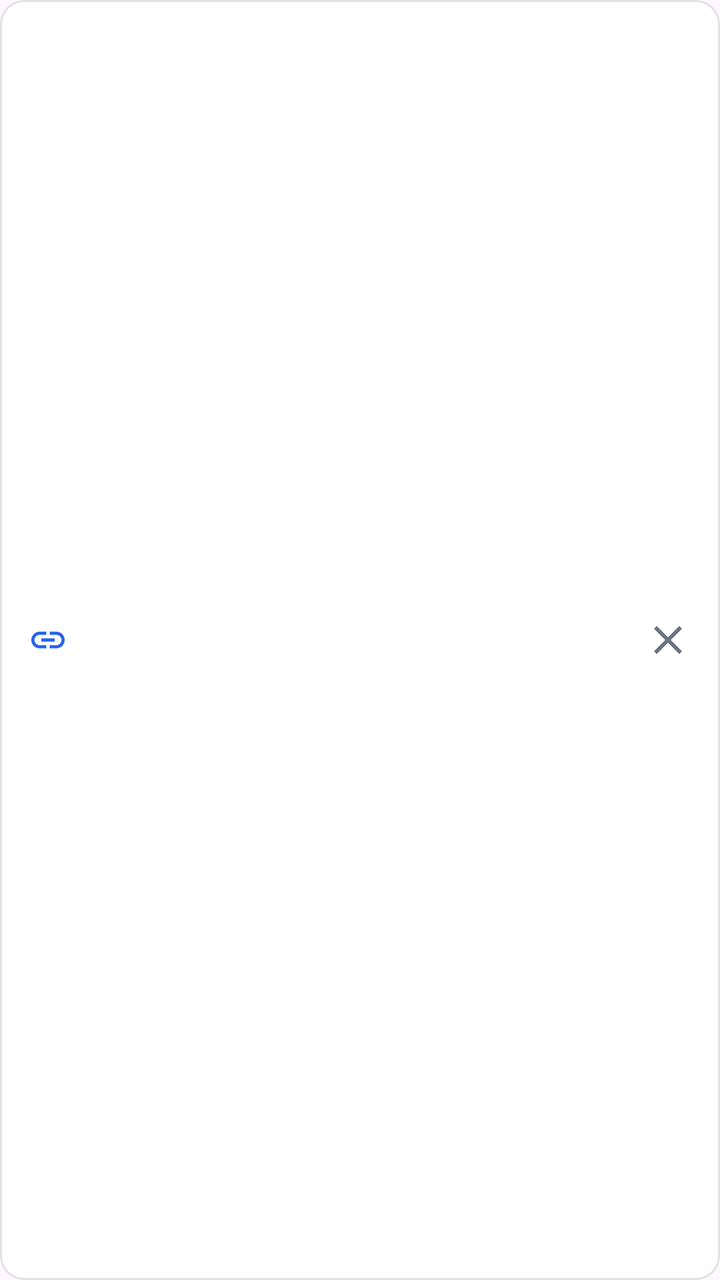
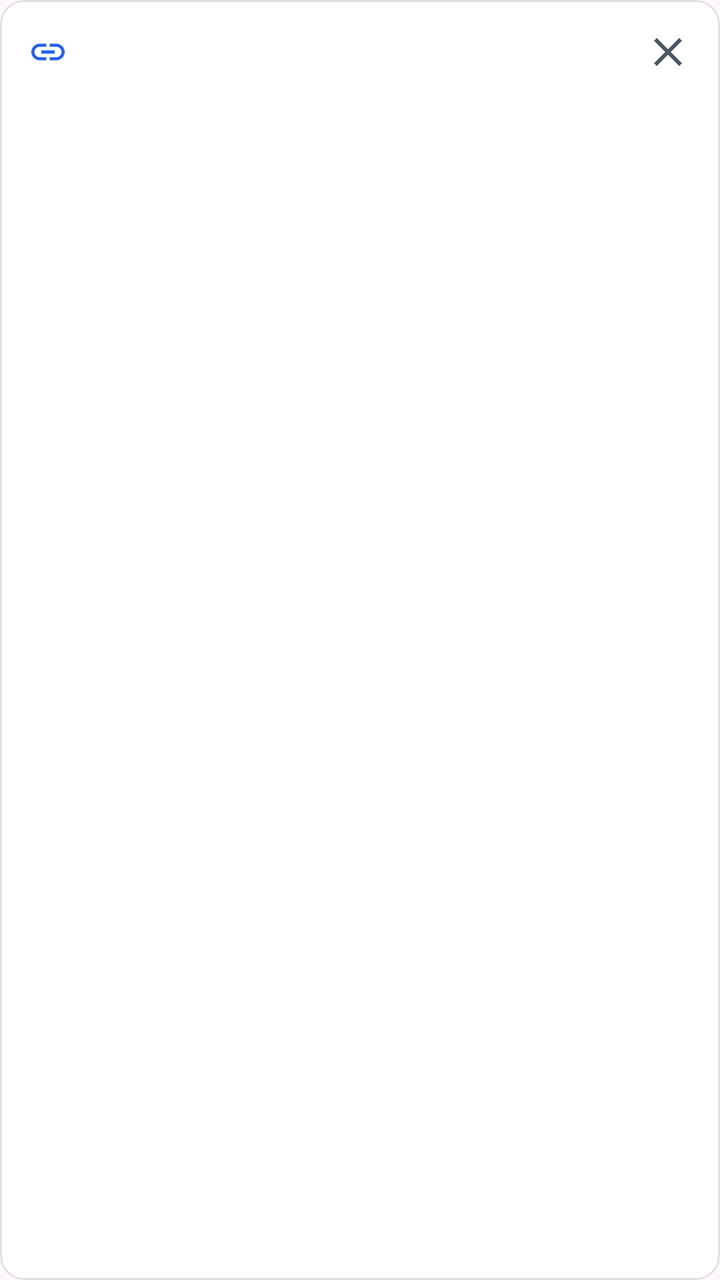

An Android layout rendered at two revisions. The XML below is the earlier revision; the diff shows what the commit changed to produce the second picture.
<!-- AndroidManifest.xml: application theme Theme.MyApplication -->
<!-- res/layout/item_profile_link.xml -->
<?xml version="1.0" encoding="utf-8"?>
<com.google.android.material.card.MaterialCardView xmlns:android="http://schemas.android.com/apk/res/android"
    xmlns:app="http://schemas.android.com/apk/res-auto"
    android:layout_width="match_parent"
    android:layout_height="52dp"
    android:layout_marginBottom="8dp"
    android:clickable="true"
    android:focusable="true"
    android:foreground="?attr/selectableItemBackground"
    app:cardBackgroundColor="@color/app_surface"
    app:cardCornerRadius="12dp"
    app:cardElevation="0dp"
    app:strokeColor="@color/app_border"
    app:strokeWidth="1dp">

    <LinearLayout
        android:layout_width="match_parent"
        android:layout_height="match_parent"
        android:gravity="center_vertical"
        android:orientation="horizontal"
        android:paddingStart="14dp"
        android:paddingEnd="2dp">

        <ImageView
            android:layout_width="20dp"
            android:layout_height="20dp"
            android:src="@drawable/ic_link"
            app:tint="@color/app_primary"
            android:contentDescription="Profile Link" />

        <TextView
            android:id="@+id/tvProfileLinkUrl"
            android:layout_width="0dp"
            android:layout_height="wrap_content"
            android:layout_marginStart="10dp"
            android:layout_marginEnd="4dp"
            android:layout_weight="1"
            android:ellipsize="middle"
            android:singleLine="true"
            android:textColor="@color/app_text_primary"
            android:textSize="13sp" />

        <ImageView
            android:id="@+id/btnRemoveLink"
            android:layout_width="48dp"
            android:layout_height="48dp"
            android:background="?attr/selectableItemBackgroundBorderless"
            android:contentDescription="Remove link"
            android:padding="12dp"
            android:src="@drawable/ic_close"
            app:tint="@color/app_text_muted" />

    </LinearLayout>

</com.google.android.material.card.MaterialCardView>
<!-- resources referenced by this layout -->
<resources>
  <color name="app_border">#1E000000</color>
  <color name="app_primary">#2563EB</color>
  <color name="app_surface">#FFFFFF</color>
  <color name="app_text_muted">#6B7280</color>
  <color name="app_text_primary">#111827</color>
  <!-- drawable ic_close (drawable) -->
  <vector xmlns:android="http://schemas.android.com/apk/res/android"
      android:width="20dp"
      android:height="20dp"
      android:viewportWidth="24"
      android:viewportHeight="24">
      <path
          android:fillColor="?attr/colorControlNormal"
          android:pathData="M19,6.41L17.59,5 12,10.59 6.41,5 5,6.41 10.59,12 5,17.59 6.41,19 12,13.41 17.59,19 19,17.59 13.41,12z" />
  </vector>
  <!-- drawable ic_link (drawable) -->
  <vector xmlns:android="http://schemas.android.com/apk/res/android"
      android:width="24dp"
      android:height="24dp"
      android:viewportWidth="24"
      android:viewportHeight="24">
      <path
          android:fillColor="#64748B"
          android:pathData="M3.9,12c0,-1.71 1.39,-3.1 3.1,-3.1h4V7H7c-2.76,0 -5,2.24 -5,5s2.24,5 5,5h4v-1.9H7c-1.71,0 -3.1,-1.39 -3.1,-3.1zM8,13h8v-2H8v2zm9,-6h-4v1.9h4c1.71,0 3.1,1.39 3.1,3.1s-1.39,3.1 -3.1,3.1h-4V17h4c2.76,0 5,-2.24 5,-5s-2.24,-5 -5,-5z" />
  </vector>
  <style name="Theme.MyApplication" parent="Theme.Material3.DayNight.NoActionBar">
          <item name="colorPrimary">@color/app_primary</item>
          <item name="colorOnPrimary">#FFFFFF</item>
          <item name="colorPrimaryContainer">@color/app_primary_container</item>
          <item name="colorOnPrimaryContainer">#1D4ED8</item>
          <item name="colorSecondary">#475569</item>
          <item name="colorSecondaryContainer">@color/chip_bg_color</item>
          <item name="colorOnSecondaryContainer">@color/chip_text_color</item>
          <item name="colorSurface">@color/app_surface</item>
          <item name="colorOnSurface">@color/app_text_primary</item>
          <item name="colorSurfaceVariant">@color/chip_bg_color</item>
          <item name="colorOnSurfaceVariant">@color/app_text_muted</item>
          <item name="colorOutline">@color/chip_stroke_color</item>
          <item name="colorOutlineVariant">@color/app_border</item>
          <item name="android:statusBarColor">@color/app_background</item>
          <item name="android:windowLightStatusBar">true</item>
          <item name="colorTertiary">@color/app_primary</item>
          <item name="colorTertiaryContainer">@color/chip_bg_color</item>
          <item name="colorOnTertiaryContainer">@color/chip_text_color</item>
          <item name="chipStyle">@style/Widget.App.SkillChip</item>
          <item name="bottomSheetDialogTheme">@style/AppBottomSheetDialogTheme</item>
      </style>
  <color name="app_primary_container">#1A2563EB</color>
  <color name="chip_bg_color">#F0F4F8</color>
  <color name="chip_text_color">#0F172A</color>
  <color name="chip_stroke_color">#CBD5E1</color>
  <color name="app_background">#F4F5F7</color>
  <style name="Widget.App.SkillChip" parent="Widget.Material3.Chip.Assist">
          <item name="chipBackgroundColor">@color/chip_bg_color</item>
          <item name="chipStrokeColor">@color/chip_stroke_color</item>
          <item name="chipStrokeWidth">1dp</item>
          <item name="chipCornerRadius">8dp</item>
          <item name="android:textColor">@color/chip_text_color</item>
          <item name="closeIconTint">@color/chip_close_icon_tint</item>
      </style>
  <style name="AppBottomSheetDialogTheme" parent="Theme.Material3.DayNight.BottomSheetDialog">
          <item name="colorSurfaceContainerLow">@color/app_surface</item>
          <item name="bottomSheetStyle">@style/AppModalBottomSheet</item>
      </style>
  <color name="chip_close_icon_tint">#64748B</color>
  <style name="AppModalBottomSheet" parent="Widget.Material3.BottomSheet.Modal">
          <item name="backgroundTint">@color/app_surface</item>
      </style>
</resources>

<!-- the commit's change to res/layout/item_profile_link.xml (unified diff, before → after) -->
@@ -1,8 +1,10 @@
 <?xml version="1.0" encoding="utf-8"?>
 <com.google.android.material.card.MaterialCardView xmlns:android="http://schemas.android.com/apk/res/android"
     xmlns:app="http://schemas.android.com/apk/res-auto"
+    xmlns:tools="http://schemas.android.com/tools"
     android:layout_width="match_parent"
-    android:layout_height="52dp"
+    android:layout_height="wrap_content"
+    android:minHeight="52dp"
     android:layout_marginBottom="8dp"
     android:clickable="true"
     android:focusable="true"
@@ -11,22 +13,26 @@
     app:cardCornerRadius="12dp"
     app:cardElevation="0dp"
     app:strokeColor="@color/app_border"
-    app:strokeWidth="1dp">
+    app:strokeWidth="1dp"
+    tools:ignore="SystemUIOverlay,VisualLintBounds,VisualLintOverlap,VisualLintSystemUi,VisualLintSystemUI,VisualLintSystemWindowInsets">
 
     <LinearLayout
         android:layout_width="match_parent"
-        android:layout_height="match_parent"
+        android:layout_height="wrap_content"
+        android:minHeight="52dp"
         android:gravity="center_vertical"
         android:orientation="horizontal"
         android:paddingStart="14dp"
-        android:paddingEnd="2dp">
+        android:paddingEnd="2dp"
+        tools:ignore="SystemUIOverlay,VisualLintBounds,VisualLintOverlap,VisualLintSystemUi,VisualLintSystemUI,VisualLintSystemWindowInsets">
 
         <ImageView
+            android:id="@+id/ivProfileLinkIcon"
             android:layout_width="20dp"
             android:layout_height="20dp"
             android:src="@drawable/ic_link"
             app:tint="@color/app_primary"
-            android:contentDescription="Profile Link" />
+            android:contentDescription="@string/cd_profile_link" />
 
         <TextView
             android:id="@+id/tvProfileLinkUrl"
@@ -38,17 +44,18 @@
             android:ellipsize="middle"
             android:singleLine="true"
             android:textColor="@color/app_text_primary"
-            android:textSize="13sp" />
+            android:textSize="13sp"
+            tools:ignore="SystemUIOverlay,VisualLintBounds,VisualLintOverlap,VisualLintSystemUi,VisualLintSystemUI,VisualLintSystemWindowInsets" />
 
         <ImageView
             android:id="@+id/btnRemoveLink"
             android:layout_width="48dp"
             android:layout_height="48dp"
             android:background="?attr/selectableItemBackgroundBorderless"
-            android:contentDescription="Remove link"
+            android:contentDescription="@string/cd_remove_profile_link"
             android:padding="12dp"
             android:src="@drawable/ic_close"
-            app:tint="@color/app_text_muted" />
+            app:tint="@color/app_text_secondary" />
 
     </LinearLayout>
 
<!-- resource entries referenced after the edit -->
@@ -5,6 +5,7 @@
   <color name="app_surface">#FFFFFF</color>
   <color name="app_text_muted">#6B7280</color>
   <color name="app_text_primary">#111827</color>
+  <color name="app_text_secondary">#4B5563</color>
   <!-- drawable ic_close (drawable) -->
   <vector xmlns:android="http://schemas.android.com/apk/res/android"
       android:width="20dp"
@@ -25,6 +26,8 @@
           android:fillColor="#64748B"
           android:pathData="M3.9,12c0,-1.71 1.39,-3.1 3.1,-3.1h4V7H7c-2.76,0 -5,2.24 -5,5s2.24,5 5,5h4v-1.9H7c-1.71,0 -3.1,-1.39 -3.1,-3.1zM8,13h8v-2H8v2zm9,-6h-4v1.9h4c1.71,0 3.1,1.39 3.1,3.1s-1.39,3.1 -3.1,3.1h-4V17h4c2.76,0 5,-2.24 5,-5s-2.24,-5 -5,-5z" />
   </vector>
+  <string name="cd_profile_link">Profile link</string>
+  <string name="cd_remove_profile_link">Remove profile link</string>
   <style name="Theme.MyApplication" parent="Theme.Material3.DayNight.NoActionBar">
           <item name="colorPrimary">@color/app_primary</item>
           <item name="colorOnPrimary">#FFFFFF</item>
